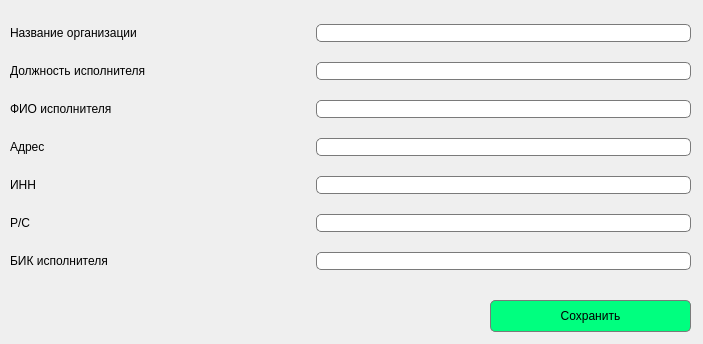
This is dev/ui_template/executor_add.ui in BitCode-in/transport_services as Qt 5 draws it before an edit. The edited form follows.
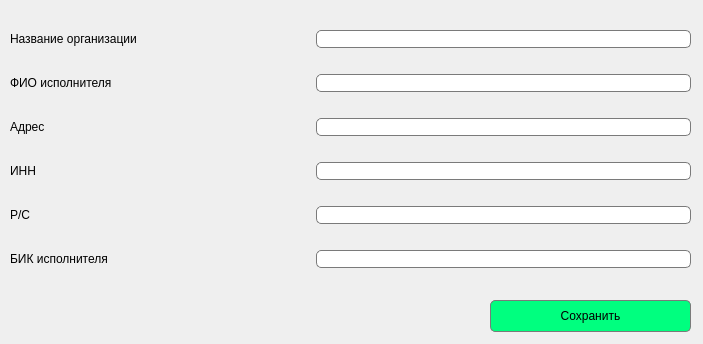
This is the edited form.

Diff of the .ui file:
```diff
--- a/dev/ui_template/executor_add.ui
+++ b/dev/ui_template/executor_add.ui
@@ -97,43 +97,6 @@
       </item>
      </layout>
     </item>
-    <item>
-     <layout class="QHBoxLayout" name="horizontalLayout_10">
-      <item>
-       <widget class="QLabel" name="label_7">
-        <property name="minimumSize">
-         <size>
-          <width>300</width>
-          <height>0</height>
-         </size>
-        </property>
-        <property name="font">
-         <font>
-          <family>Arial</family>
-         </font>
-        </property>
-        <property name="text">
-         <string>Должность исполнителя</string>
-        </property>
-       </widget>
-      </item>
-      <item>
-       <widget class="QLineEdit" name="lineEdit_7">
-        <property name="font">
-         <font>
-          <family>Arial</family>
-         </font>
-        </property>
-        <property name="styleSheet">
-         <string notr="true">QLineEdit{
-	border-radius: 5px;
-	border: 1px solid rgb(122, 122, 122);
-}</string>
-        </property>
-       </widget>
-      </item>
-     </layout>
-    </item>
     <item>
      <layout class="QHBoxLayout" name="horizontalLayout_5">
       <item>
```
